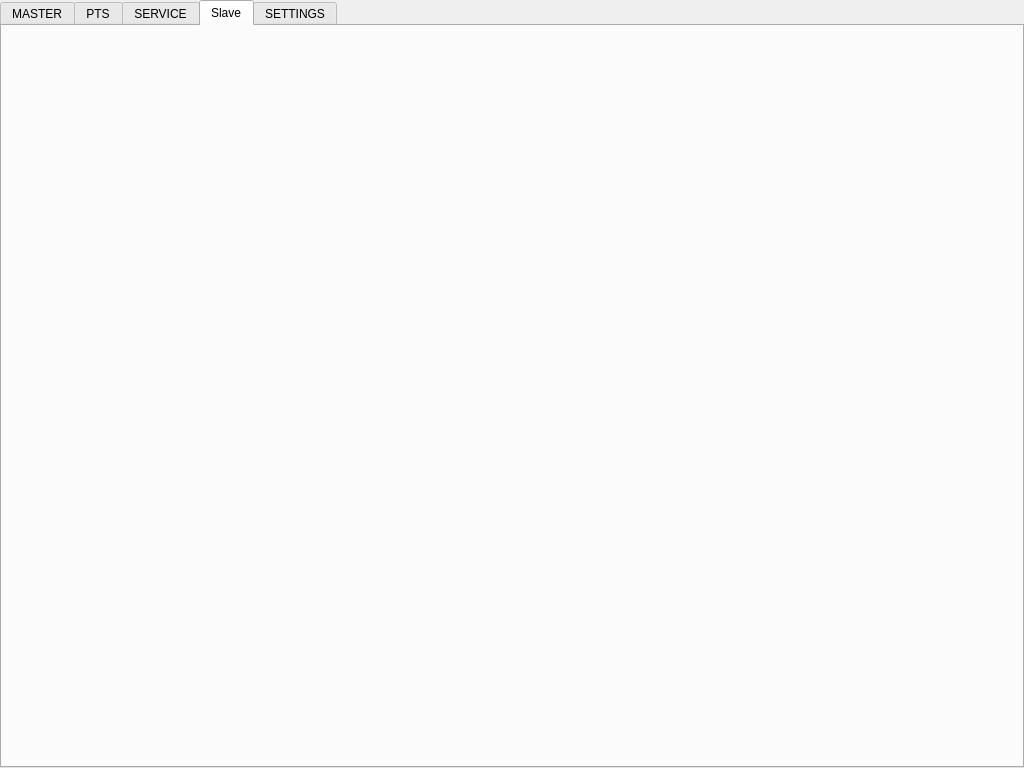
Old version of the form installmainwindow.ui in the repository Liyezhong/DEPLOYMENT.
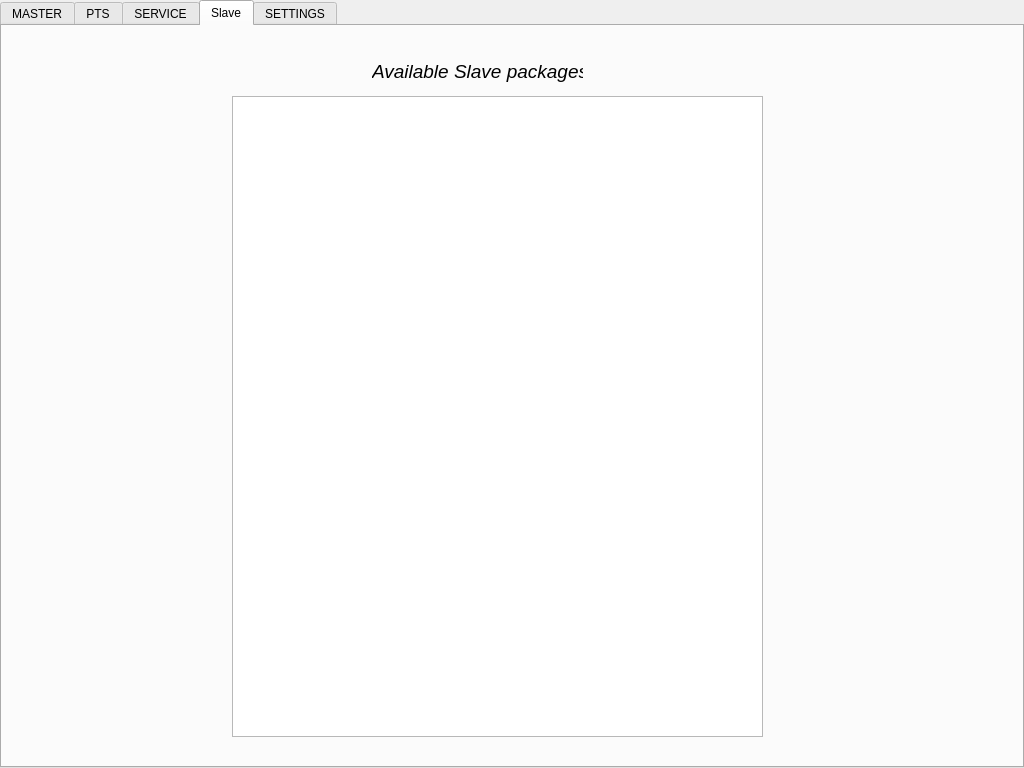
New version of the form. The open tabs and pages were chosen to show the change.

What changed in the file:
```diff
--- a/installmainwindow.ui
+++ b/installmainwindow.ui
@@ -273,6 +273,43 @@
      <attribute name="title">
       <string>Slave</string>
      </attribute>
+     <widget class="QLabel" name="label_25">
+      <property name="geometry">
+       <rect>
+        <x>370</x>
+        <y>20</y>
+        <width>211</width>
+        <height>51</height>
+       </rect>
+      </property>
+      <property name="font">
+       <font>
+        <pointsize>14</pointsize>
+        <weight>50</weight>
+        <italic>true</italic>
+        <bold>false</bold>
+       </font>
+      </property>
+      <property name="text">
+       <string>Available Slave packages</string>
+      </property>
+     </widget>
+     <widget class="QListWidget" name="slaveAvaliableListWidget">
+      <property name="geometry">
+       <rect>
+        <x>230</x>
+        <y>70</y>
+        <width>531</width>
+        <height>641</height>
+       </rect>
+      </property>
+      <property name="maximumSize">
+       <size>
+        <width>550</width>
+        <height>16777215</height>
+       </size>
+      </property>
+     </widget>
     </widget>
     <widget class="QWidget" name="Settings">
      <attribute name="title">
```
Left out of the diff: 2 changed lines with no effect on the pictures.
